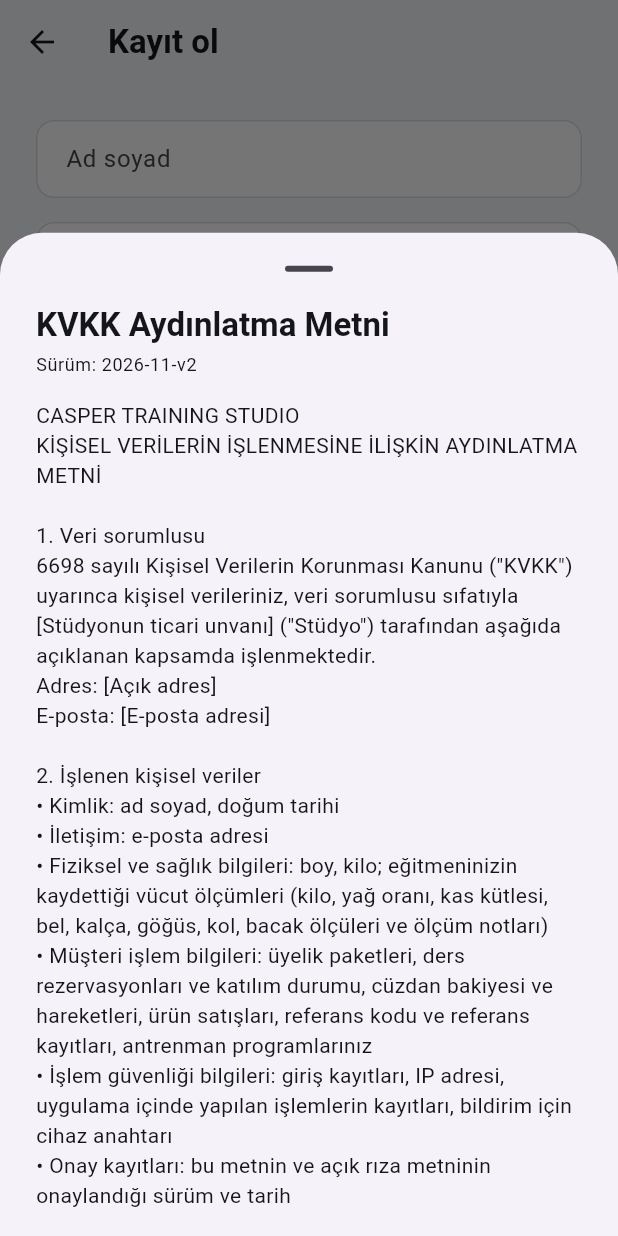
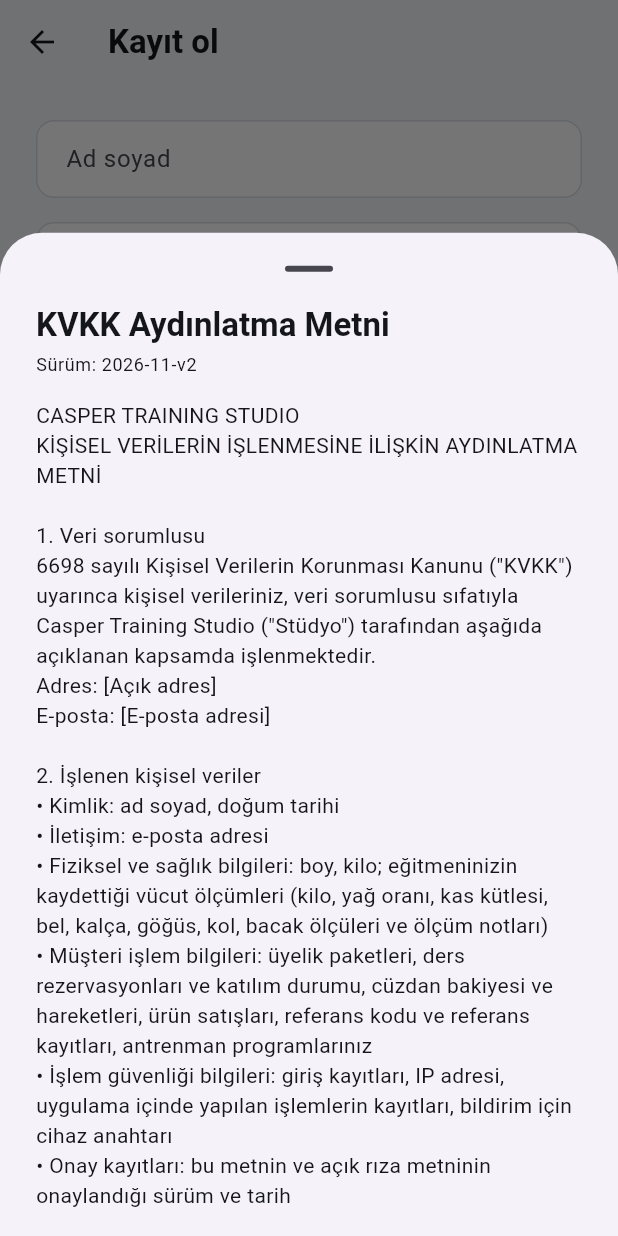
Before and after one commit to AyberkTiryaki/casperapp, a Flutter app: the SignUpScreen screen opened directly, after a tap on "Metni oku", on a phone screen of 412 x 824 dp. Run offline on Flutter 3.47's test engine with Material 3 defaults, Android fonts, the phone set to English and light mode, and no system bars; our stand-ins replace flutter_riverpod, supabase_flutter; accounts and stored records are empty.

Commit message:
KVKK metinleri: veri sorumlusu adı Casper Training Studio
Co-Authored-By: Claude Opus 5.5 <noreply@anthropic.com>

```diff
--- a/lib/core/config/legal.dart
+++ b/lib/core/config/legal.dart
@@ -13,7 +13,7 @@ CASPER TRAINING STUDIO
 KİŞİSEL VERİLERİN İŞLENMESİNE İLİŞKİN AYDINLATMA METNİ
 
 1. Veri sorumlusu
-6698 sayılı Kişisel Verilerin Korunması Kanunu ("KVKK") uyarınca kişisel verileriniz, veri sorumlusu sıfatıyla [Stüdyonun ticari unvanı] ("Stüdyo") tarafından aşağıda açıklanan kapsamda işlenmektedir.
+6698 sayılı Kişisel Verilerin Korunması Kanunu ("KVKK") uyarınca kişisel verileriniz, veri sorumlusu sıfatıyla Casper Training Studio ("Stüdyo") tarafından aşağıda açıklanan kapsamda işlenmektedir.
 Adres: [Açık adres]
 E-posta: [E-posta adresi]
 
@@ -55,7 +55,7 @@ Başvurularınızı yukarıdaki adrese yazılı olarak veya kayıtlı e-posta ad
 const healthConsentText = '''
 SAĞLIK VERİLERİ AÇIK RIZA METNİ
 
-Aydınlatma Metni'ni okudum. Eğitmenimin veya benim kaydedeceğim vücut ölçümlerimin (kilo, yağ oranı, kas kütlesi, çevre ölçüleri ve ölçüm notları) bana uygun antrenman programı hazırlanması ve gelişimimin izlenmesi amacıyla [Stüdyonun ticari unvanı] tarafından işlenmesine, Stüdyo yöneticileri ile derslerime giren eğitmenlerin görmesine ve bu verilerin uygulamanın altyapı sağlayıcısının yurt dışındaki (Avrupa Birliği) sunucularında saklanmasına açık rızam ile onay veriyorum.
+Aydınlatma Metni'ni okudum. Eğitmenimin veya benim kaydedeceğim vücut ölçümlerimin (kilo, yağ oranı, kas kütlesi, çevre ölçüleri ve ölçüm notları) bana uygun antrenman programı hazırlanması ve gelişimimin izlenmesi amacıyla Casper Training Studio tarafından işlenmesine, Stüdyo yöneticileri ile derslerime giren eğitmenlerin görmesine ve bu verilerin uygulamanın altyapı sağlayıcısının yurt dışındaki (Avrupa Birliği) sunucularında saklanmasına açık rızam ile onay veriyorum.
 
 Bu onayı vermemem üyeliğimi ve ders rezervasyonu yapmamı etkilemez. Onayımı dilediğim zaman Stüdyoya başvurarak geri alabilirim; geri almam halinde ölçümlerim silinir.
 ''';
```
Also changed, not shown: 2 other files.
